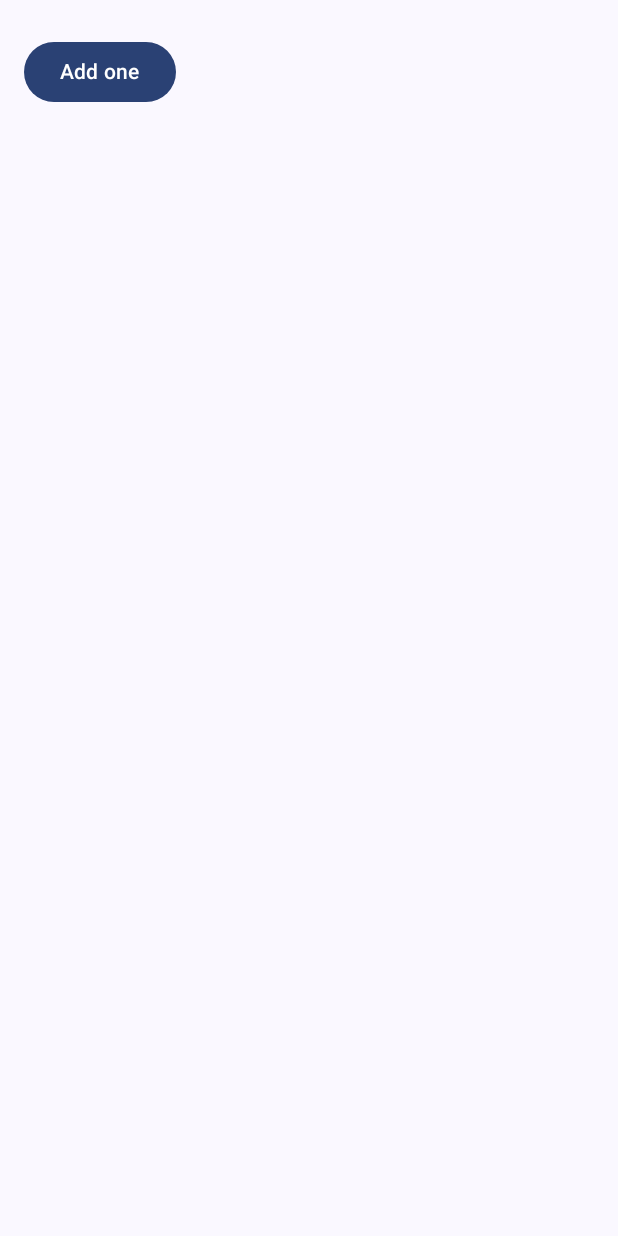
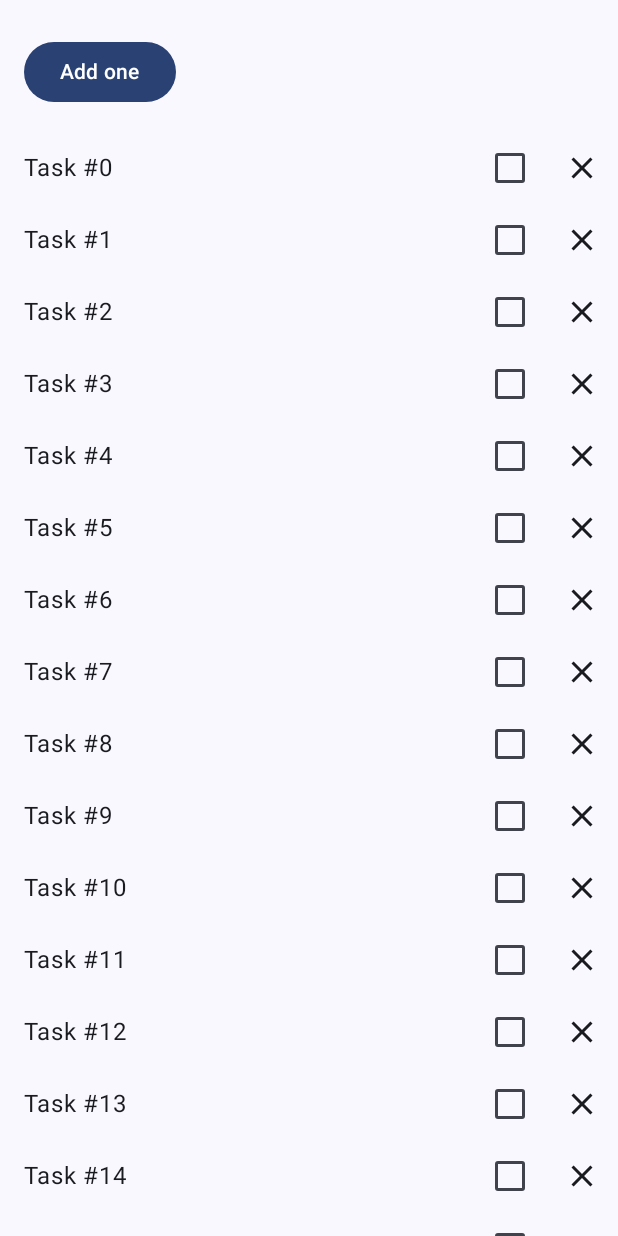
Before and after one commit to EduardoBecerraM/BasicStateCodelab, an Android app built with Jetpack Compose: the screen it shows after launch (MainActivity), on a phone screen of 412 x 824 dp. Run offline under Robolectric (Android 15) with nearby library versions, the phone set to English and light mode, and no system bars.

Commit message:
Step 9 to 12 I've used state hoisting! And viewModel to bussiness logic

```diff
--- a/app/build.gradle.kts
+++ b/app/build.gradle.kts
@@ -63,4 +63,5 @@ dependencies {
     androidTestImplementation("androidx.compose.ui:ui-test-junit4")
     debugImplementation("androidx.compose.ui:ui-tooling")
     debugImplementation("androidx.compose.ui:ui-test-manifest")
+    implementation("androidx.lifecycle:lifecycle-viewmodel-compose:2.7.0")
 }
--- a/app/src/main/java/com/edebec/basicstatecodelab/MainActivity.kt
+++ b/app/src/main/java/com/edebec/basicstatecodelab/MainActivity.kt
@@ -6,11 +6,11 @@ import androidx.activity.compose.setContent
 import androidx.compose.foundation.layout.Column
 import androidx.compose.foundation.layout.Row
 import androidx.compose.foundation.layout.fillMaxSize
-import androidx.compose.foundation.layout.fillMaxWidth
 import androidx.compose.foundation.layout.padding
 import androidx.compose.material.icons.Icons
 import androidx.compose.material.icons.filled.Close
 import androidx.compose.material3.Button
+import androidx.compose.material3.Checkbox
 import androidx.compose.material3.Icon
 import androidx.compose.material3.IconButton
 import androidx.compose.material3.MaterialTheme
@@ -19,7 +19,6 @@ import androidx.compose.material3.Text
 import androidx.compose.runtime.Composable
 import androidx.compose.runtime.getValue
 import androidx.compose.runtime.mutableIntStateOf
-import androidx.compose.runtime.mutableStateOf
 import androidx.compose.runtime.remember
 import androidx.compose.runtime.saveable.rememberSaveable
 import androidx.compose.runtime.setValue
@@ -43,7 +42,29 @@ class MainActivity : ComponentActivity() {
 }
 
 @Composable
-fun WellnessTaskItem(modifier: Modifier = Modifier, taskName: String, onClose: () -> Unit) {
+fun StatefulCounter(modifier: Modifier = Modifier) {
+    var count by rememberSaveable {
+        mutableIntStateOf(0)
+    }
+    StatelessCounter(count = count, modifier = modifier) {
+        count++
+    }
+}
+
+@Composable
+fun StatelessCounter(modifier: Modifier = Modifier, count: Int, onIncrement: () -> Unit) {
+    Column(modifier = modifier.padding(16.dp)) {
+        if (count > 0) {
+            Text("You've had $count glasses.")
+        }
+        Button(onClick = onIncrement, Modifier.padding(top = 8.dp), enabled = count < 10) {
+            Text("Add one")
+        }
+    }
+}
+
+@Composable
+fun WellnessTaskItem(modifier: Modifier = Modifier, checked: Boolean, onCheckedChange: (Boolean) -> Unit, taskName: String, onClose: () -> Unit) {
     Row(
         modifier = modifier, verticalAlignment = Alignment.CenterVertically
     ) {
@@ -53,6 +74,7 @@ fun WellnessTaskItem(modifier: Modifier = Modifier, taskName: String, onClose: (
                 .padding(start = 16.dp),
             text = taskName
         )
+        Checkbox(checked = checked, onCheckedChange = onCheckedChange)
         IconButton(onClick = onClose) {
             Icon(Icons.Filled.Close, contentDescription = "Close")
         }
@@ -62,7 +84,8 @@ fun WellnessTaskItem(modifier: Modifier = Modifier, taskName: String, onClose: (
 @Composable
 fun WaterCounter(modifier: Modifier = Modifier) {
     Column(modifier = modifier.padding(16.dp)) {
-        var count by remember { mutableIntStateOf(0) }
+        var count by
+        remember { mutableIntStateOf(0) }
         if (count > 0) {
             Text("You've had $count glasses.")
         }
@@ -71,37 +94,3 @@ fun WaterCounter(modifier: Modifier = Modifier) {
         }
     }
 }
-
-/*
-@Composable
-fun WaterCounter(modifier: Modifier = Modifier) {
-    var count by rememberSaveable {
-        mutableIntStateOf(0)
-    }
-    Column(
-        modifier = modifier
-            .fillMaxWidth()
-            .padding(16.dp)
-    ) {
-        if (count > 0) {
-            var showTask by rememberSaveable {
-                mutableStateOf(true)
-            }
-            if (showTask) {
-                WellnessTaskItem(taskName = "Have you taken your 15 minute walk today?") {
-                    showTask = false
-                }
-            }
-            Text(text = "You've had $count glasses.")
-        }
-        Row(modifier = Modifier.padding(top = 8.dp)) {
-            Button(onClick = { count++ }, enabled = count < 10) {
-                Text(text = "Add one")
-            }
-            Button(onClick = { count = 0 }, modifier = Modifier.padding(start = 8.dp)) {
-                Text(text = "Clear water count")
-            }
-        }
-    }
-}
-*/
--- a/app/src/main/java/com/edebec/basicstatecodelab/WellnessScreen.kt
+++ b/app/src/main/java/com/edebec/basicstatecodelab/WellnessScreen.kt
@@ -1,9 +1,17 @@
 package com.edebec.basicstatecodelab
 
+import androidx.compose.foundation.layout.Column
 import androidx.compose.runtime.Composable
 import androidx.compose.ui.Modifier
+import androidx.lifecycle.viewmodel.compose.viewModel
 
 @Composable
-fun WellnessScreen(modifier: Modifier = Modifier) {
-    WaterCounter(modifier)
+fun WellnessScreen(modifier: Modifier = Modifier, wellnessViewModel: WellnessViewModel = viewModel()) {
+    Column(modifier = modifier) {
+        StatefulCounter()
+        WellnessTasksList(
+            list = wellnessViewModel.tasks,
+            onCheckedTask = { task, checked -> wellnessViewModel.changeTaskChecked(task, checked) },
+            onCloseTask = { task -> wellnessViewModel.remove(task) })
+    }
 }
--- /dev/null
+++ b/app/src/main/java/com/edebec/basicstatecodelab/WellnessTask.kt
@@ -0,0 +1,9 @@
+package com.edebec.basicstatecodelab
+
+import androidx.compose.runtime.getValue
+import androidx.compose.runtime.mutableStateOf
+import androidx.compose.runtime.setValue
+
+class WellnessTask(val id: Int, val label: String, initialChecked: Boolean = false) {
+    var checked by mutableStateOf(initialChecked)
+}
--- /dev/null
+++ b/app/src/main/java/com/edebec/basicstatecodelab/WellnessTaskList.kt
@@ -0,0 +1,24 @@
+package com.edebec.basicstatecodelab
+
+import androidx.compose.foundation.lazy.LazyColumn
+import androidx.compose.foundation.lazy.items
+import androidx.compose.runtime.Composable
+import androidx.compose.ui.Modifier
+
+@Composable
+fun WellnessTasksList(
+    modifier: Modifier = Modifier,
+    list: List<WellnessTask> = emptyList(),
+    onCheckedTask: (WellnessTask, Boolean) -> Unit,
+    onCloseTask: (WellnessTask) -> Unit
+) {
+    LazyColumn(modifier = modifier) {
+        items(items = list, key = { wellnessTask ->
+            wellnessTask.id
+        }) { wellnessTask ->
+            WellnessTaskItem(taskName = wellnessTask.label, checked = wellnessTask.checked, onCheckedChange = { newValue ->
+                onCheckedTask(wellnessTask, newValue)
+            }, onClose = { onCloseTask(wellnessTask) })
+        }
+    }
+}
--- /dev/null
+++ b/app/src/main/java/com/edebec/basicstatecodelab/WellnessViewModel.kt
@@ -0,0 +1,21 @@
+package com.edebec.basicstatecodelab
+
+import androidx.compose.runtime.toMutableStateList
+import androidx.lifecycle.ViewModel
+
+class WellnessViewModel : ViewModel() {
+    private val _tasks = getWellnessTaskList().toMutableStateList()
+    val tasks: List<WellnessTask> get() = _tasks
+
+    fun changeTaskChecked(task: WellnessTask, checked: Boolean) {
+        _tasks.find { it.id == task.id }?.let { taskItem ->
+            taskItem.checked = checked
+        }
+    }
+
+    fun remove(task: WellnessTask) {
+        _tasks.remove(task)
+    }
+}
+
+private fun getWellnessTaskList() = List(30) { i -> WellnessTask(id = i, label = "Task #$i") }
```
